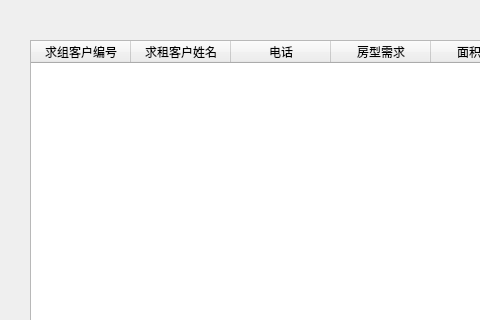
Old version of the form sentwindow.ui in the repository angeiv/house; both pictures show x 0 to 480 and y 0 to 320 of the 640 by 480 pixel window.
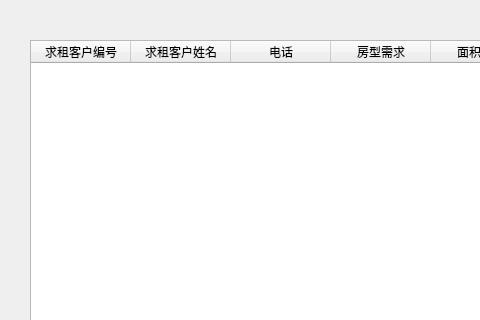
New version of the form.

```diff
--- a/sentwindow.ui
+++ b/sentwindow.ui
@@ -24,7 +24,7 @@
    </property>
    <column>
     <property name="text">
-     <string>求组客户编号</string>
+     <string>求租客户编号</string>
     </property>
    </column>
    <column>
```
Left out of the diff: 2 changed lines with no effect on the pictures.
